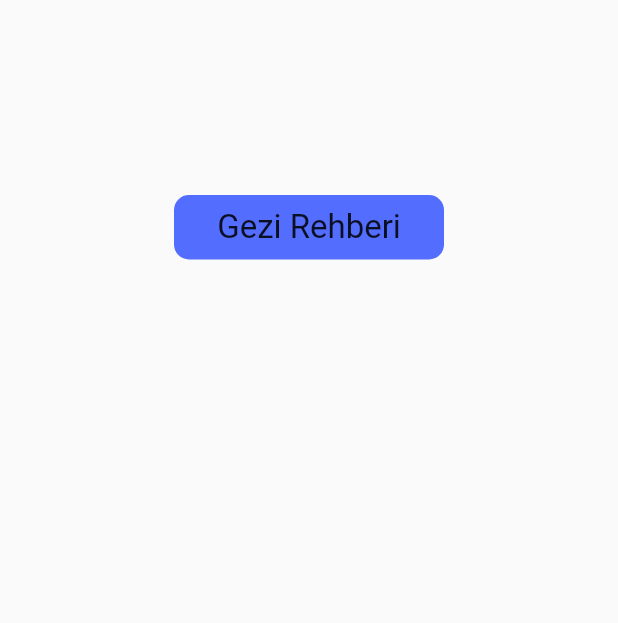
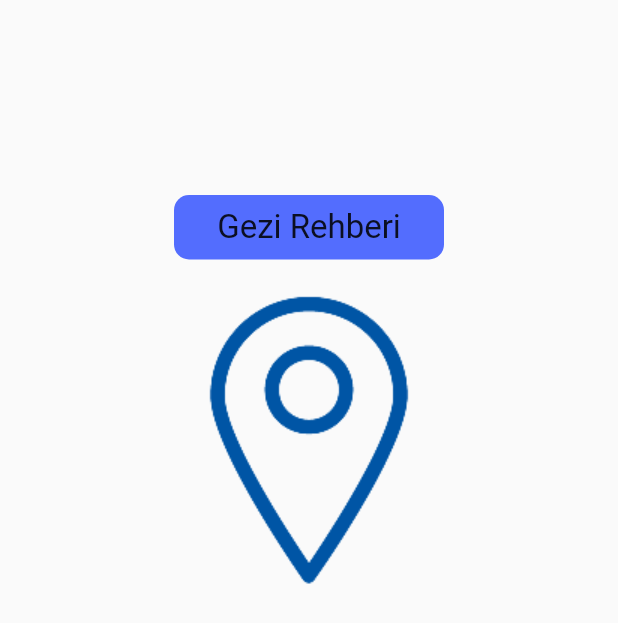
Before and after one commit to GeziRehberi/Mobil, a Flutter app: the screen it shows after launch, on a phone screen of 412 x 824 dp. Shown: the top 623 px of the screen. Run offline on Flutter 3.47's test engine with Material 2 defaults, Android fonts, the phone set to English and light mode, and no system bars; our stand-ins replace form_field_validator; missing offline and left inert: splash_screen_view.

Commit message:
closes #22
location icon eklendş ve ortalandı

```diff
--- a/lib/kayit_ol_ekrani.dart
+++ b/lib/kayit_ol_ekrani.dart
@@ -30,6 +30,13 @@ class KayitOlEkrani extends StatelessWidget {
                 ),
               ),
             ),
+            SizedBox(height: 20),
+            Container(
+              child: Image.asset(
+                'assets/konum.png',
+                scale: 1,
+              ),
+            ),
           ],
         ),
       ),
```
